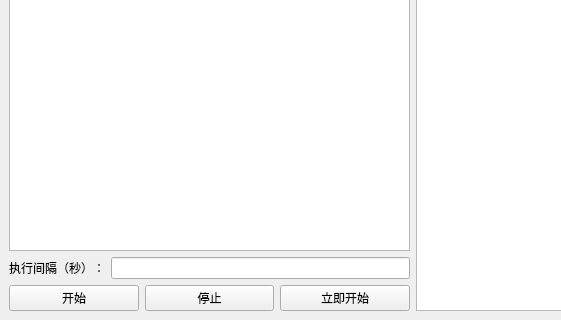
This is biz/monitor_oa/Form.ui in sticktoFE/rpa-office as Qt 5 draws it before an edit; both pictures show x 0 to 561 and y 452 to 772 of the 825 by 772 pixel window. The edited form follows.
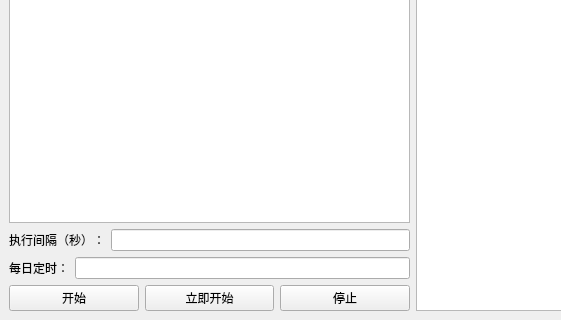
This is the edited form.

Patch:
```diff
--- a/biz/monitor_oa/Form.ui
+++ b/biz/monitor_oa/Form.ui
@@ -20,7 +20,7 @@
    <string>auto_mobile</string>
   </property>
   <widget class="QWidget" name="centralwidget">
-   <layout class="QHBoxLayout" name="horizontalLayout_13">
+   <layout class="QHBoxLayout" name="horizontalLayout_14">
     <item>
      <layout class="QVBoxLayout" name="verticalLayout_7">
       <item>
@@ -275,6 +275,9 @@
             <property name="text">
              <string>执行间隔（秒）：</string>
             </property>
+            <property name="alignment">
+             <set>Qt::AlignCenter</set>
+            </property>
             <property name="buddy">
              <cstring>interval_edit</cstring>
             </property>
@@ -285,6 +288,26 @@
           </item>
          </layout>
         </item>
+        <item>
+         <layout class="QHBoxLayout" name="horizontalLayout_13">
+          <item>
+           <widget class="QLabel" name="label_11">
+            <property name="text">
+             <string>每日定时：</string>
+            </property>
+            <property name="alignment">
+             <set>Qt::AlignCenter</set>
+            </property>
+            <property name="buddy">
+             <cstring>interval_edit</cstring>
+            </property>
+           </widget>
+          </item>
+          <item>
+           <widget class="QLineEdit" name="set_time"/>
+          </item>
+         </layout>
+        </item>
         <item>
          <layout class="QHBoxLayout" name="horizontalLayout_9">
           <item>
@@ -300,19 +323,6 @@
             </property>
            </widget>
           </item>
-          <item>
-           <widget class="QPushButton" name="stop">
-            <property name="sizePolicy">
-             <sizepolicy hsizetype="Preferred" vsizetype="Fixed">
-              <horstretch>0</horstretch>
-              <verstretch>0</verstretch>
-             </sizepolicy>
-            </property>
-            <property name="text">
-             <string>停止</string>
-            </property>
-           </widget>
-          </item>
           <item>
            <widget class="QPushButton" name="start_now">
             <property name="sizePolicy">
@@ -326,6 +336,19 @@
             </property>
            </widget>
           </item>
+          <item>
+           <widget class="QPushButton" name="stop">
+            <property name="sizePolicy">
+             <sizepolicy hsizetype="Preferred" vsizetype="Fixed">
+              <horstretch>0</horstretch>
+              <verstretch>0</verstretch>
+             </sizepolicy>
+            </property>
+            <property name="text">
+             <string>停止</string>
+            </property>
+           </widget>
+          </item>
          </layout>
         </item>
        </layout>
```
Left out of the diff: 17 changed lines with no effect on the pictures.
